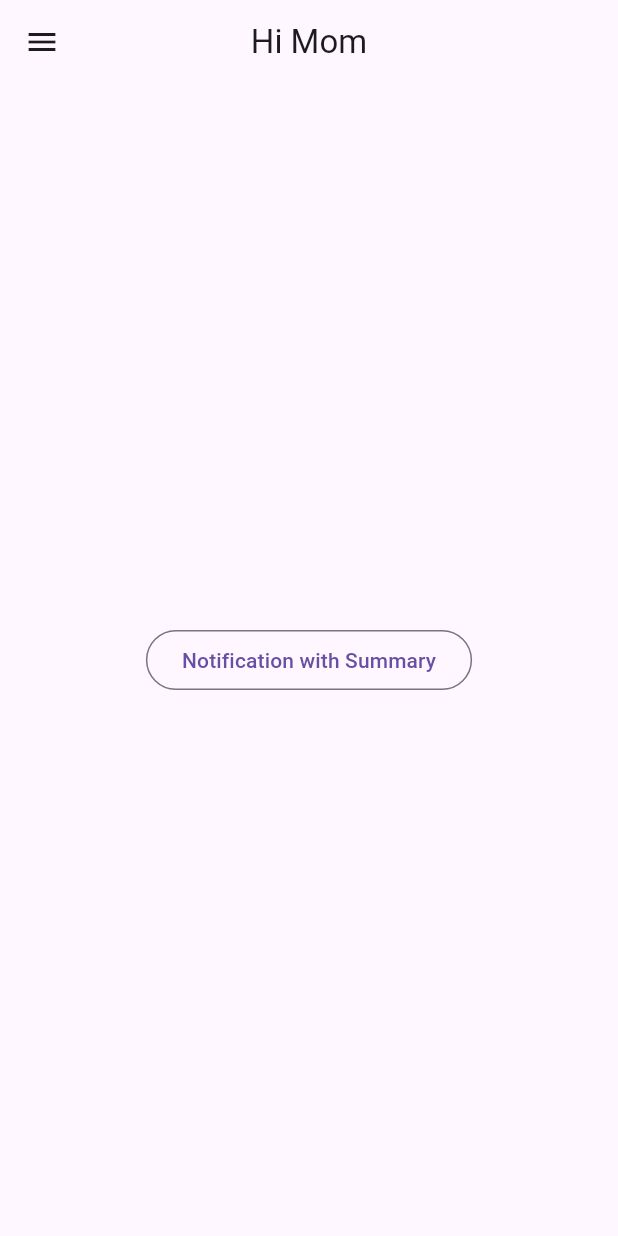
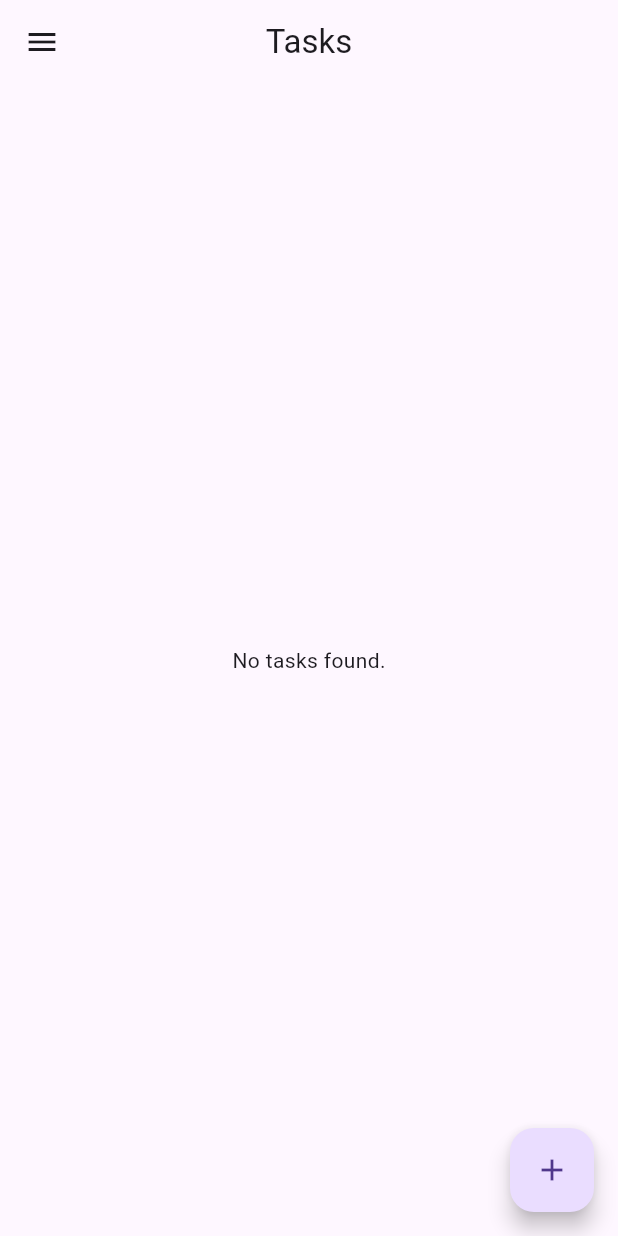
Before and after one commit to fadhlakmal/task-notif-app, a Flutter app: the TaskScreen screen opened by its route, on a phone screen of 412 x 824 dp. Run offline on Flutter 3.47's test engine with Material 3 defaults, Android fonts, the phone set to English and light mode, and no system bars; our stand-ins replace awesome_notifications, cloud_firestore, firebase_auth, firebase_core; accounts and stored records are empty.

Commit message:
tasks ok, pusing tampilan

```diff
--- /dev/null
+++ b/lib/app/models/task_model.dart
@@ -0,0 +1,79 @@
+import 'package:cloud_firestore/cloud_firestore.dart';
+
+class Task {
+  final String id;
+  final String uid;
+  final String title;
+  final String description;
+  final DateTime dueDate;
+  final bool hasNotification;
+  final bool isCompleted;
+  final String? category;
+  final int priority;
+
+  Task({
+    required this.id,
+    required this.uid,
+    required this.title,
+    required this.description,
+    required this.dueDate,
+    required this.hasNotification,
+    this.isCompleted = false,
+    this.category,
+    this.priority = 2,
+  });
+
+  Map<String, dynamic> toMap() {
+    return {
+      'id': id,
+      'uid': uid,
+      'title': title,
+      'description': description,
+      'dueDate': Timestamp.fromDate(dueDate),
+      'hasNotification': hasNotification,
+      'isCompleted': isCompleted,
+      'category': category,
+      'priority': priority,
+    };
+  }
+
+  factory Task.fromMap(DocumentSnapshot<Map<String, dynamic>> doc) {
+    final data = doc.data() as Map<String, dynamic>;
+
+    return Task(
+      id: doc.id,
+      uid: data['uid'] ?? '',
+      title: data['title'] ?? '',
+      description: data['description'] ?? '',
+      dueDate: (data['dueDate'] as Timestamp).toDate(),
+      hasNotification: data['hasNotification'] ?? true,
+      isCompleted: data['isCompleted'] ?? false,
+      category: data['category'],
+      priority: data['priority'] ?? 2,
+    );
+  }
+
+  get reminderTime => null;
+
+  Task copyWith({
+    String? title,
+    String? description,
+    DateTime? dueDate,
+    bool? hasNotification,
+    bool? isCompleted,
+    String? category,
+    int? priority,
+  }) {
+    return Task(
+      id: id,
+      uid: uid,
+      title: title ?? this.title,
+      description: description ?? this.description,
+      dueDate: dueDate ?? this.dueDate,
+      hasNotification: hasNotification ?? this.hasNotification,
+      isCompleted: isCompleted ?? this.isCompleted,
+      category: category ?? this.category,
+      priority: priority ?? this.priority,
+    );
+  }
+}
--- a/lib/app/screens/task_screen.dart
+++ b/lib/app/screens/task_screen.dart
@@ -1,7 +1,8 @@
 import 'package:awesome_notifications/awesome_notifications.dart';
 import 'package:flutter/material.dart';
-import 'package:myapp/app/services/notification_service.dart';
+import 'package:myapp/app/services/task_service.dart';
 import 'package:myapp/app/widgets/drawer_widget.dart';
+import 'package:myapp/app/widgets/task_tile_widget.dart';
 
 class TaskScreen extends StatefulWidget {
   const TaskScreen({super.key});
@@ -11,6 +12,8 @@ class TaskScreen extends StatefulWidget {
 }
 
 class _TaskScreenState extends State<TaskScreen> {
+
+  final TaskService _taskService = TaskService();
 
   Future<void> _checkAndRequestPermissions() async {
     bool isAllowed = await AwesomeNotifications().isNotificationAllowed();
@@ -28,20 +31,48 @@ class _TaskScreenState extends State<TaskScreen> {
   @override
   Widget build(BuildContext context) {
     return Scaffold(
-      appBar: AppBar(title: const Text("Hi Mom"), centerTitle: true),
-      body: Center(
-        child: OutlinedButton(
-          onPressed: () async {
-            await NotificationService.createNotification(
-              id: 1,
-              title: 'Notification with Summary',
-              body: 'This is the body of the notification',
-              summary: 'Small summary',
-              notificationLayout: NotificationLayout.Default,
-            );
-          },
-          child: const Text('Notification with Summary'),
-        ),
+      appBar: AppBar(title: const Text("Tasks"), centerTitle: true),
+      body: StreamBuilder(
+        stream: _taskService.getTasks(),
+        builder: (context, snapshot) {
+          if (snapshot.connectionState == ConnectionState.waiting) {
+            return const Center(child: CircularProgressIndicator());
+          }
+          if (snapshot.hasError) {
+            return Center(child: Text('Error: ${snapshot.error}'));
+          }
+          if (!snapshot.hasData || snapshot.data!.isEmpty) {
+            return const Center(child: Text('No tasks found.'));
+          }
+
+          final tasks = snapshot.data!;
+          final completedTasks = tasks.where((task) => task.isCompleted).toList();
+          final nonCompletedTasks = tasks.where((task) => !task.isCompleted).toList();
+
+          return ListView(
+            padding: const EdgeInsets.all(8.0),
+            children: [
+              if (nonCompletedTasks.isNotEmpty) ...[
+                Text('Pending Tasks', style: TextStyle(fontSize: 18, fontWeight: FontWeight.bold),),
+                ...nonCompletedTasks.map((task) => TaskTileWidget(task: task, taskService: _taskService)),
+                Divider(),
+              ],
+              if (completedTasks.isNotEmpty) ...[
+                Text('Completed Tasks', style: TextStyle(fontSize: 18, fontWeight: FontWeight.bold),),
+                ...completedTasks.map((task) => TaskTileWidget(task: task, taskService: _taskService)),
+              ],
+            ],
+          );
+        }
+      ),
+      floatingActionButton: FloatingActionButton(
+        onPressed: () {
+          ScaffoldMessenger.of(context).showSnackBar(
+            const SnackBar(content: Text('Add task button pressed')),
+          );
+        },
+        tooltip: 'Add Task',
+        child: Icon(Icons.add),
       ),
       drawer: DrawerWidget(),
     );
--- a/lib/app/services/notification_service.dart
+++ b/lib/app/services/notification_service.dart
@@ -107,4 +107,9 @@ class NotificationService {
               : null,
     );
   }
+
+  static Future<void> cancelNotification(int id) async {
+    await AwesomeNotifications().cancel(id);
+  }
+
 }
```
Also changed, not shown: lib/app/screens/home_screen.dart (+67 -16 lines), lib/app/services/task_service.dart (added, +123 -0 lines), lib/app/widgets/task_tile_widget.dart (added, +50 -0 lines).
